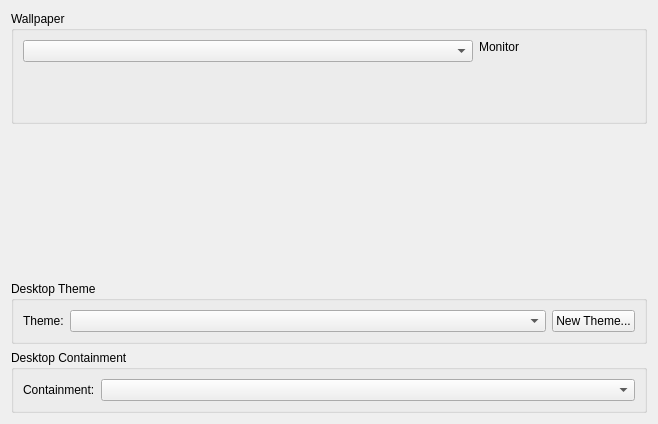
The window that plasma/shells/desktop/BackgroundDialog.ui (mgottschlag/kwin-tiling) describes before a commit, drawn with Qt 5.
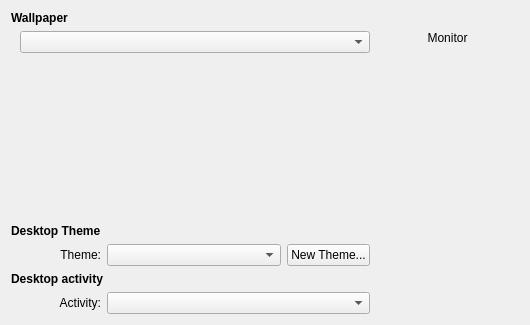
The same window after the commit.

Commit message: better alignment of the interface elements to conform the hig

The edit to the form file:
```diff
--- a/plasma/shells/desktop/BackgroundDialog.ui
+++ b/plasma/shells/desktop/BackgroundDialog.ui
@@ -5,8 +5,8 @@
    <rect>
     <x>0</x>
     <y>0</y>
-    <width>644</width>
-    <height>424</height>
+    <width>530</width>
+    <height>325</height>
    </rect>
   </property>
   <property name="sizePolicy" >
@@ -21,26 +21,38 @@
     <height>700</height>
    </size>
   </property>
-  <layout class="QVBoxLayout" name="verticalLayout_2" >
-   <item>
-    <widget class="QGroupBox" name="m_wallpaperGroupBox" >
+  <layout class="QGridLayout" name="gridLayout" >
+   <item row="0" column="0" colspan="4" >
+    <widget class="QLabel" name="label" >
      <property name="sizePolicy" >
-      <sizepolicy vsizetype="Maximum" hsizetype="Preferred" >
+      <sizepolicy vsizetype="Preferred" hsizetype="Expanding" >
        <horstretch>0</horstretch>
-       <verstretch>10</verstretch>
+       <verstretch>0</verstretch>
       </sizepolicy>
      </property>
-     <property name="title" >
+     <property name="font" >
+      <font>
+       <weight>75</weight>
+       <bold>true</bold>
+      </font>
+     </property>
+     <property name="text" >
       <string>Wallpaper</string>
      </property>
-     <property name="flat" >
-      <bool>true</bool>
-     </property>
-     <layout class="QHBoxLayout" name="horizontalLayout_2" >
-      <item>
-       <layout class="QHBoxLayout" name="horizontalLayout" >
-        <item>
-         <layout class="QVBoxLayout" name="m_wallpaperLayout" >
+    </widget>
+   </item>
+   <item row="1" column="0" colspan="3" >
+    <widget class="QWidget" native="1" name="m_wallpaperGroup" >
+     <layout class="QVBoxLayout" name="verticalLayout" >
+      <property name="spacing" >
+       <number>4</number>
+      </property>
+      <property name="topMargin" >
+       <number>0</number>
+      </property>
+      <property name="rightMargin" >
+       <number>0</number>
+      </property>
           <item>
            <widget class="QComboBox" name="m_mode" >
             <property name="sizePolicy" >
@@ -68,13 +80,14 @@
            </widget>
           </item>
          </layout>
-        </item>
-        <item>
-         <layout class="QVBoxLayout" name="verticalLayout" >
+    </widget>
+   </item>
+   <item rowspan="6" row="1" column="3" >
+    <layout class="QVBoxLayout" name="verticalLayout_2" >
           <item>
            <widget class="QLabel" name="m_monitor" >
             <property name="sizePolicy" >
-             <sizepolicy vsizetype="Fixed" hsizetype="Fixed" >
+        <sizepolicy vsizetype="Preferred" hsizetype="Expanding" >
               <horstretch>0</horstretch>
               <verstretch>0</verstretch>
              </sizepolicy>
@@ -88,29 +101,21 @@
            </widget>
           </item>
           <item>
-           <spacer>
+      <spacer name="verticalSpacer_2" >
             <property name="orientation" >
              <enum>Qt::Vertical</enum>
             </property>
-            <property name="sizeType" >
-             <enum>QSizePolicy::Expanding</enum>
-            </property>
             <property name="sizeHint" stdset="0" >
              <size>
-              <width>156</width>
-              <height>58</height>
+         <width>20</width>
+         <height>40</height>
              </size>
             </property>
            </spacer>
           </item>
          </layout>
         </item>
-       </layout>
-      </item>
-     </layout>
-    </widget>
-   </item>
-   <item>
+   <item row="2" column="1" >
     <spacer>
      <property name="orientation" >
       <enum>Qt::Vertical</enum>
@@ -120,34 +125,39 @@
      </property>
      <property name="sizeHint" stdset="0" >
       <size>
-       <width>636</width>
+       <width>10</width>
        <height>0</height>
       </size>
      </property>
     </spacer>
    </item>
-   <item>
-    <widget class="QGroupBox" name="desktopGroupBox" >
-     <property name="title" >
+   <item row="3" column="0" >
+    <widget class="QLabel" name="label_2" >
+     <property name="font" >
+      <font>
+       <weight>75</weight>
+       <bold>true</bold>
+      </font>
+     </property>
+     <property name="text" >
       <string>Desktop Theme</string>
      </property>
-     <property name="flat" >
-      <bool>true</bool>
-     </property>
-     <property name="checkable" >
-      <bool>false</bool>
-     </property>
-     <layout class="QGridLayout" >
-      <item row="0" column="0" >
-       <layout class="QHBoxLayout" >
-        <item>
+    </widget>
+   </item>
+   <item row="4" column="0" >
          <widget class="QLabel" name="label_3" >
           <property name="text" >
            <string>Theme:</string>
           </property>
-         </widget>
-        </item>
-        <item>
+     <property name="alignment" >
+      <set>Qt::AlignRight|Qt::AlignTrailing|Qt::AlignVCenter</set>
+     </property>
+     <property name="buddy" >
+      <cstring>m_theme</cstring>
+     </property>
+    </widget>
+   </item>
+   <item row="4" column="1" >
          <widget class="QComboBox" name="m_theme" >
           <property name="sizePolicy" >
            <sizepolicy vsizetype="Fixed" hsizetype="Expanding" >
@@ -157,7 +167,7 @@
           </property>
          </widget>
         </item>
-        <item>
+   <item row="4" column="2" >
          <widget class="QPushButton" name="m_newThemeButton" >
           <property name="enabled" >
            <bool>true</bool>
@@ -167,33 +177,33 @@
           </property>
          </widget>
         </item>
-       </layout>
-      </item>
-     </layout>
+   <item row="5" column="0" colspan="3" >
+    <widget class="QLabel" name="label_5" >
+     <property name="font" >
+      <font>
+       <weight>75</weight>
+       <bold>true</bold>
+      </font>
+     </property>
+     <property name="text" >
+      <string>Desktop activity</string>
+     </property>
     </widget>
    </item>
-   <item>
-    <widget class="QGroupBox" name="containmentGroupBox" >
-     <property name="title" >
-      <string>Desktop Containment</string>
-     </property>
-     <property name="flat" >
-      <bool>true</bool>
-     </property>
-     <property name="checkable" >
-      <bool>false</bool>
-     </property>
-     <layout class="QGridLayout" name="_2" >
-      <item row="0" column="0" >
-       <layout class="QHBoxLayout" name="_3" >
-        <item>
+   <item row="6" column="0" >
          <widget class="QLabel" name="label_4" >
           <property name="text" >
-           <string>Containment:</string>
+      <string>Activity:</string>
+     </property>
+     <property name="alignment" >
+      <set>Qt::AlignRight|Qt::AlignTrailing|Qt::AlignVCenter</set>
+     </property>
+     <property name="buddy" >
+      <cstring>m_containmentComboBox</cstring>
           </property>
          </widget>
         </item>
-        <item>
+   <item row="6" column="1" colspan="2" >
          <widget class="QComboBox" name="m_containmentComboBox" >
           <property name="sizePolicy" >
            <sizepolicy vsizetype="Fixed" hsizetype="Expanding" >
@@ -201,11 +211,6 @@
             <verstretch>0</verstretch>
            </sizepolicy>
           </property>
-         </widget>
-        </item>
-       </layout>
-      </item>
-     </layout>
     </widget>
    </item>
   </layout>
```
Lines whose indentation alone changed are shown as unchanged. The commit also changes 1 other file.
